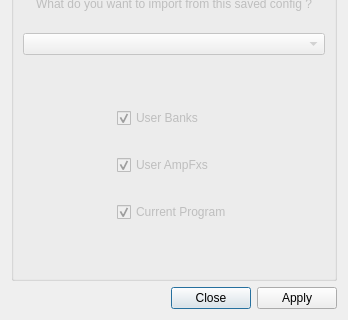
Above: resources/ui/full_amp_import.ui from Houston4444/OsciTronix before the change; both pictures show x 0 to 348 and y 166 to 486 of the 348 by 486 pixel window. Below: the same form after it.
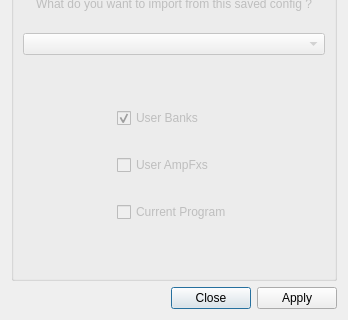
That is the form after the change. Icons and pictures are not drawn.

Commit message: change amp config import default options

```diff
--- a/resources/ui/full_amp_import.ui
+++ b/resources/ui/full_amp_import.ui
@@ -199,7 +199,7 @@
                <string>User AmpFxs</string>
               </property>
               <property name="checked">
-               <bool>true</bool>
+               <bool>false</bool>
               </property>
              </widget>
             </item>
@@ -209,7 +209,7 @@
                <string>Current Program</string>
               </property>
               <property name="checked">
-               <bool>true</bool>
+               <bool>false</bool>
               </property>
              </widget>
             </item>
```
